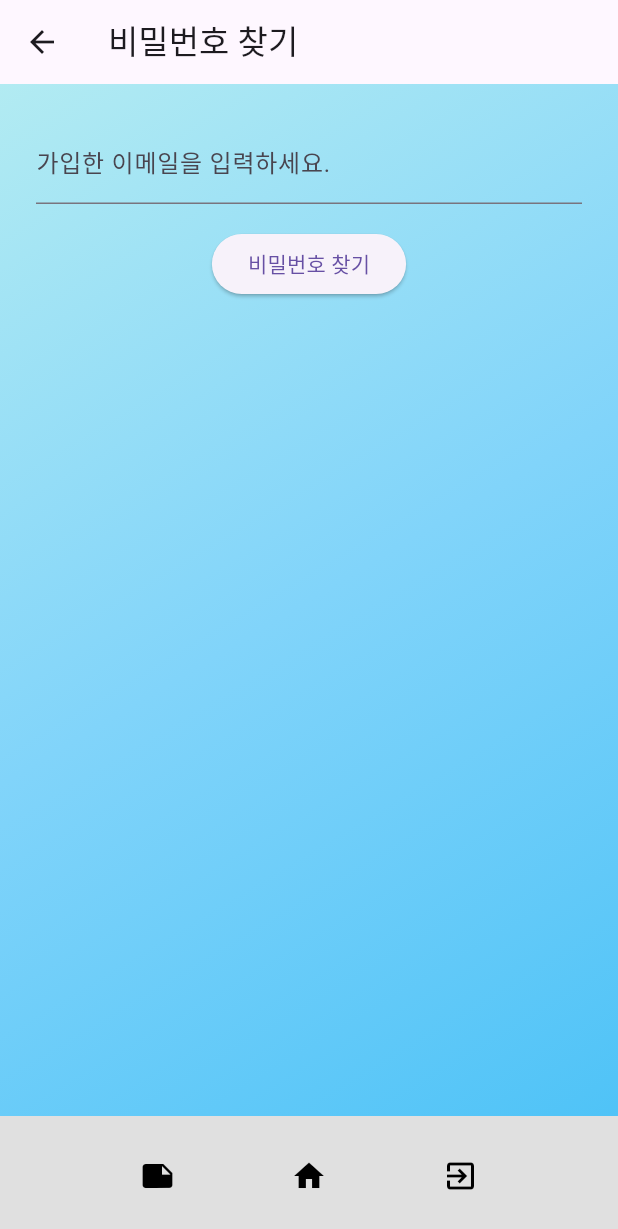
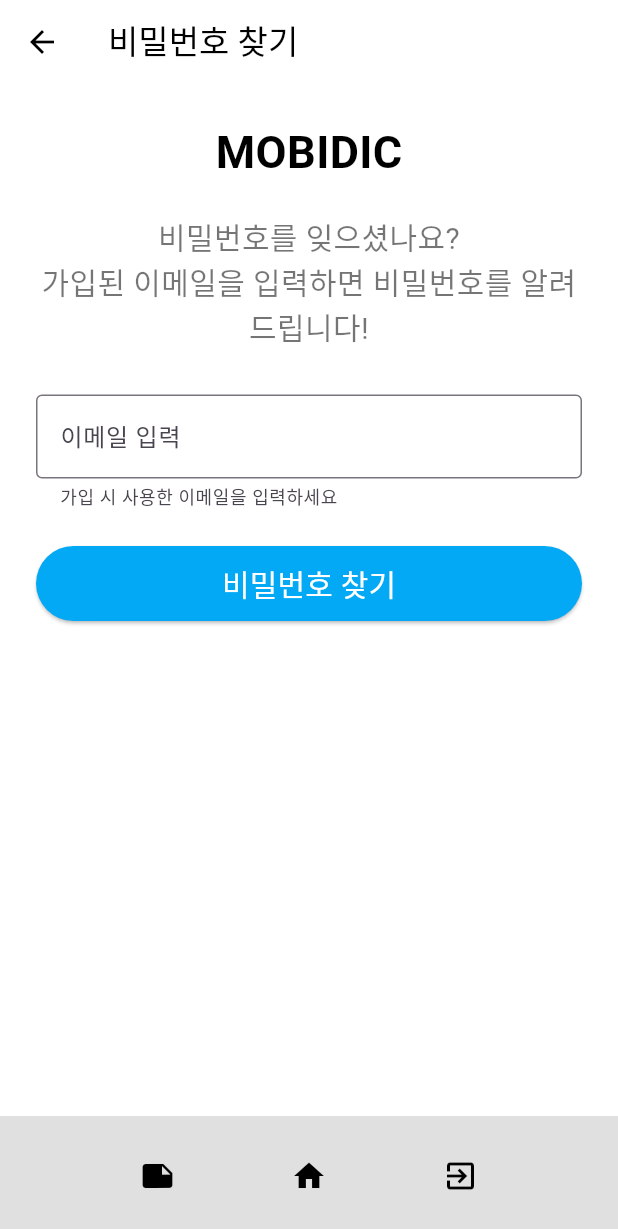
Before and after one commit to kthowns/mobile-dictionary, a Flutter app: the FindPwPage screen opened by its route, on a phone screen of 412 x 824 dp. Shown: the top 1229 px of the screen. Run offline on Flutter 3.47's test engine with Material 3 defaults, Android fonts, the light colour scheme and no system bars.

Commit message:
fix: 비밀번호 찾기 UI 통일 - 상단에 현재 페이지 이름 - 비밀번호 찾기 부연 설명 - 가독성 위해 배경 흰색 설정 - 버튼 색상 변경

```diff
--- a/mobidic_flutter/lib/find_pw_page.dart
+++ b/mobidic_flutter/lib/find_pw_page.dart
@@ -45,7 +45,7 @@
         context: context,
         builder: (_) => AlertDialog(
           title: const Text("비밀번호 찾기"),
-          content: const Text("당신의 비밀벊호는: testpassword입니다."),
+          content: const Text("당신의 비밀번호는: testpassword입니다."),
           actions: [
             TextButton(
               onPressed: () => Navigator.pop(context),
@@ -70,33 +70,62 @@
   @override
   Widget build(BuildContext context) {
     return Scaffold(
-      appBar: AppBar(title: const Text("비밀번호 찾기")),
-      body: Container(
-        width: double.infinity,
-        height: double.infinity,
-        decoration: const BoxDecoration(
-          gradient: LinearGradient(
-            colors: [
-              Color(0xFFb2ebf2),
-              Color(0xFF81d4fa),
-              Color(0xFF4fc3f7),
-            ],
-            begin: Alignment.topLeft,
-            end: Alignment.bottomRight,
+      backgroundColor: Colors.white, // ✅ 흰 배경
+      appBar: AppBar(
+        title: const Text("비밀번호 찾기"),
+        backgroundColor: Colors.white,
+        elevation: 0,
+        foregroundColor: Colors.black,
+      ),
+      body: Padding(
+        padding: const EdgeInsets.all(24.0),
+        child: Column(
+          crossAxisAlignment: CrossAxisAlignment.start,
+          children: [
+            const Center(
+              child: Text(
+                'MOBIDIC',
+                style: TextStyle(
+                  fontSize: 30,
+                  fontWeight: FontWeight.bold,
+                  color: Colors.black,
                 ),
               ),
-        child: Padding(
-          padding: const EdgeInsets.all(24.0),
-          child: Column(
-            children: [
+            ),
+            const SizedBox(height: 20),
+            const Center(
+              child: Text(
+                '비밀번호를 잊으셨나요?\n가입된 이메일을 입력하면 비밀번호를 알려드립니다!',
+                style: TextStyle(fontSize: 20, color: Colors.black54),
+                textAlign: TextAlign.center,
+              ),
+            ),
+            const SizedBox(height: 30),
             TextField(
               controller: emailController,
-                decoration: const InputDecoration(labelText: "가입한 이메일을 입력하세요."),
+              decoration: const InputDecoration(
+                labelText: "이메일 입력",
+                helperText: '가입 시 사용한 이메일을 입력하세요',
+                border: OutlineInputBorder(),
               ),
-              const SizedBox(height: 16),
-              ElevatedButton(
+            ),
+            const SizedBox(height: 24),
+            SizedBox(
+              width: double.infinity,
+              height: 50,
+              child: ElevatedButton(
                 onPressed: isLocked ? null : tryFindPw,
-                child: const Text("비밀번호 찾기"),
+                style: ElevatedButton.styleFrom(
+                  backgroundColor: Colors.lightBlue,
+                  shape: RoundedRectangleBorder(
+                    borderRadius: BorderRadius.circular(30),
+                  ),
+                ),
+                child: const Text(
+                  "비밀번호 찾기",
+                  style: TextStyle(fontSize: 20, color: Colors.white),
+                ),
+              ),
             ),
             const SizedBox(height: 12),
             if (errorMessage.isNotEmpty)
@@ -106,7 +135,6 @@
               ),
             const SizedBox(height: 40),
           ],
-          ),
         ),
       ),
       bottomNavigationBar: BottomAppBar(
```
Lines whose indentation alone changed are shown as unchanged.
